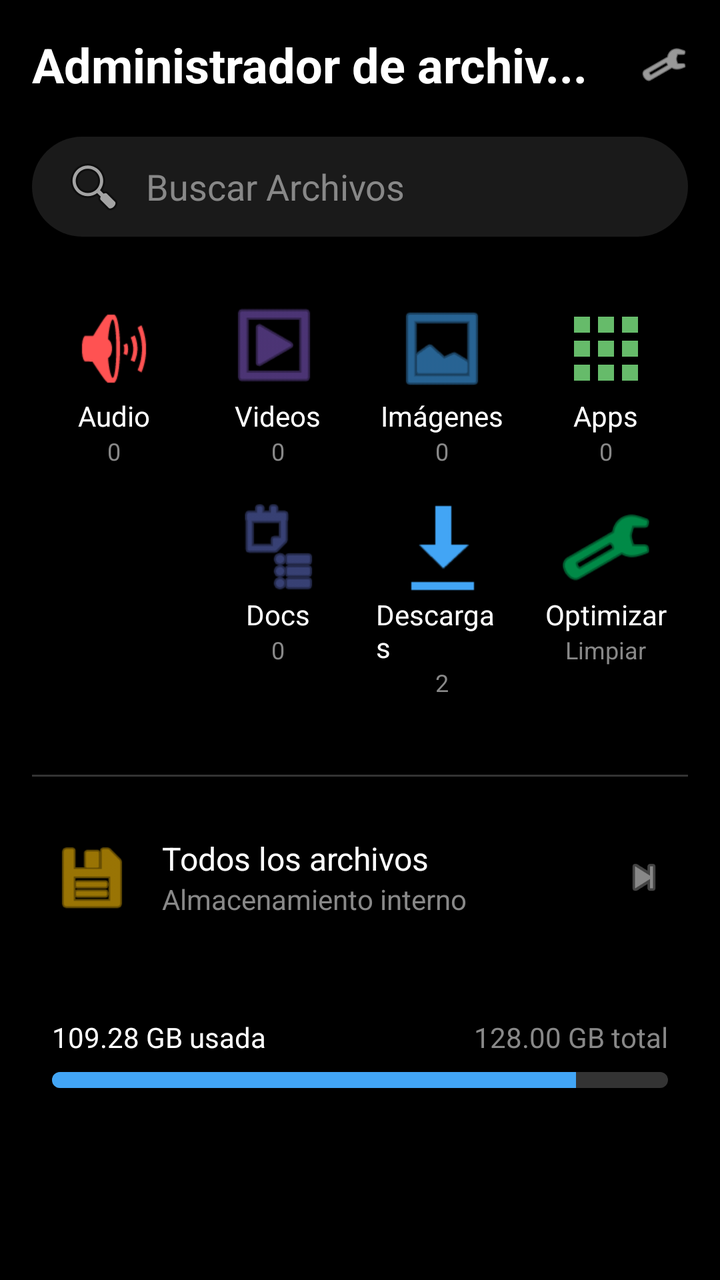
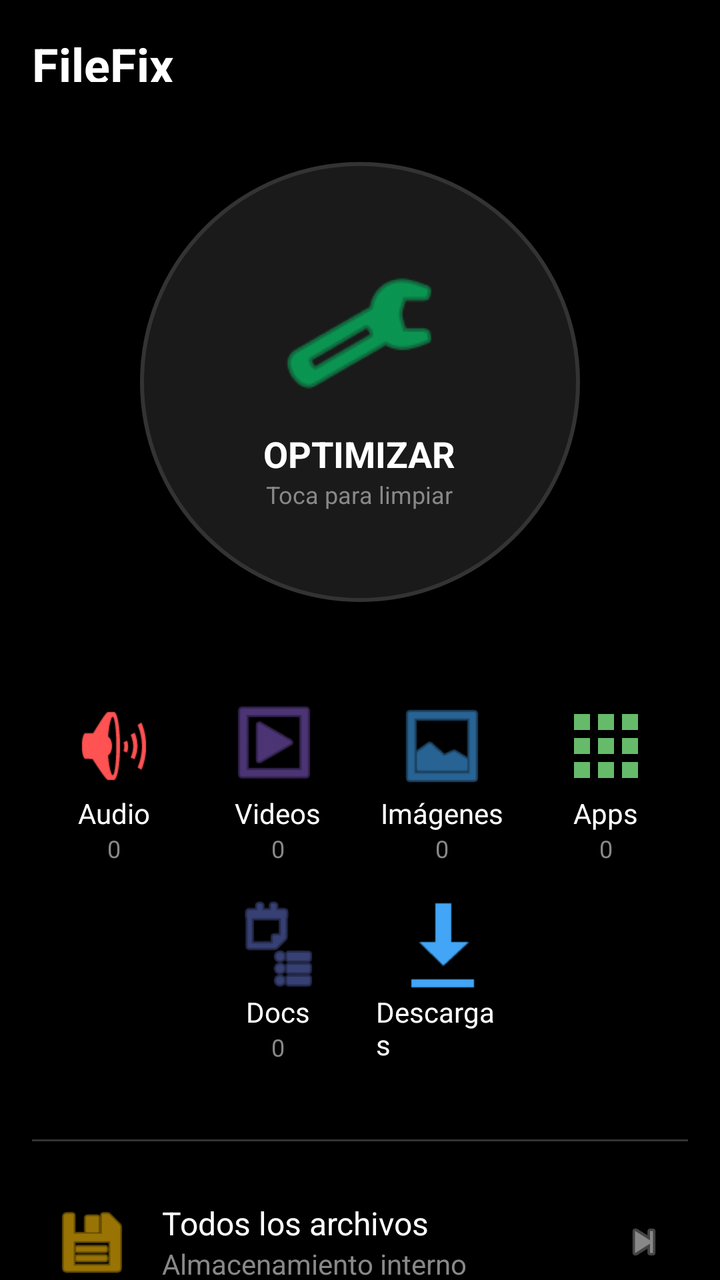

The first picture is an Android layout as it rendered before a commit; the second is the same layout after the commit. The layout source and the unified diff follow.
<!-- AndroidManifest.xml: application theme Theme.FileFix -->
<!-- res/layout/activity_dashboard.xml -->
<?xml version="1.0" encoding="utf-8"?>
<androidx.core.widget.NestedScrollView xmlns:android="http://schemas.android.com/apk/res/android"
    xmlns:app="http://schemas.android.com/apk/res-auto"
    xmlns:tools="http://schemas.android.com/tools"
    android:layout_width="match_parent"
    android:layout_height="match_parent"
    android:background="#000000"
    tools:context=".DashboardActivity">
    ​
    <androidx.constraintlayout.widget.ConstraintLayout
        android:layout_width="match_parent"
        android:layout_height="wrap_content"
        android:padding="16dp">
        ​
        <TextView
            android:id="@+id/tvTitle"
            android:layout_width="wrap_content"
            android:layout_height="wrap_content"
            android:text="Administrador de archiv..."
            android:textColor="#FFFFFF"
            android:textSize="24sp"
            android:textStyle="bold"
            app:layout_constraintStart_toStartOf="parent"
            app:layout_constraintTop_toTopOf="parent" />
        ​
        <ImageView
            android:layout_width="24dp"
            android:layout_height="24dp"
            android:src="@android:drawable/ic_menu_manage"
            app:layout_constraintEnd_toEndOf="parent"
            app:layout_constraintTop_toTopOf="@id/tvTitle"
            app:layout_constraintBottom_toBottomOf="@id/tvTitle"
            app:tint="#FFFFFF" />
        ​
        <EditText
            android:id="@+id/etSearch"
            android:layout_width="match_parent"
            android:layout_height="50dp"
            android:layout_marginTop="20dp"
            android:background="@drawable/search_bg"
            android:drawableStart="@android:drawable/ic_menu_search"
            android:drawablePadding="10dp"
            android:hint="Buscar Archivos"
            android:paddingStart="15dp"
            android:textColorHint="#888888"
            android:imeOptions="actionSearch"
            android:inputType="text"
            android:maxLines="1"
            app:layout_constraintTop_toBottomOf="@id/tvTitle" />
        ​
        <GridLayout
            android:id="@+id/gridLayout"
            android:layout_width="match_parent"
            android:layout_height="wrap_content"
            android:layout_marginTop="24dp"
            android:columnCount="4"
            android:rowCount="2"
            app:layout_constraintTop_toBottomOf="@id/etSearch">

            
            
            <LinearLayout
                android:id="@+id/llAudio"
                android:layout_width="0dp"
                android:layout_height="wrap_content"
                android:layout_columnWeight="1"
                android:clickable="true"
                android:focusable="true"
                android:gravity="center"
                android:orientation="vertical"
                android:padding="8dp">
                <ImageView
                    android:layout_width="48dp"
                    android:layout_height="48dp"
                    android:src="@android:drawable/ic_lock_silent_mode_off"
                    app:tint="#FF5252" />
                <TextView
                    android:layout_width="wrap_content"
                    android:layout_height="wrap_content"
                    android:text="Audio"
                    android:textColor="#FFFFFF" />
                <TextView
                    android:id="@+id/tvAudioCount"
                    android:layout_width="wrap_content"
                    android:layout_height="wrap_content"
                    android:text="0"
                    android:textColor="#888888"
                    android:textSize="12sp" />
            </LinearLayout>

            
            <LinearLayout
                android:id="@+id/llVideos"
                android:layout_width="0dp"
                android:layout_height="wrap_content"
                android:layout_columnWeight="1"
                android:clickable="true"
                android:focusable="true"
                android:gravity="center"
                android:orientation="vertical"
                android:padding="8dp">
                <ImageView
                    android:layout_width="48dp"
                    android:layout_height="48dp"
                    android:src="@android:drawable/ic_menu_slideshow"
                    app:tint="#7E57C2" />
                <TextView
                    android:layout_width="wrap_content"
                    android:layout_height="wrap_content"
                    android:text="Videos"
                    android:textColor="#FFFFFF" />
                <TextView
                    android:id="@+id/tvVideoCount"
                    android:layout_width="wrap_content"
                    android:layout_height="wrap_content"
                    android:text="0"
                    android:textColor="#888888"
                    android:textSize="12sp" />
            </LinearLayout>

            
            <LinearLayout
                android:id="@+id/llImages"
                android:layout_width="0dp"
                android:layout_height="wrap_content"
                android:layout_columnWeight="1"
                android:clickable="true"
                android:focusable="true"
                android:gravity="center"
                android:orientation="vertical"
                android:padding="8dp">
                <ImageView
                    android:layout_width="48dp"
                    android:layout_height="48dp"
                    android:src="@android:drawable/ic_menu_gallery"
                    app:tint="#42A5F5" />
                <TextView
                    android:layout_width="wrap_content"
                    android:layout_height="wrap_content"
                    android:text="Imágenes"
                    android:textColor="#FFFFFF" />
                <TextView
                    android:id="@+id/tvImageCount"
                    android:layout_width="wrap_content"
                    android:layout_height="wrap_content"
                    android:text="0"
                    android:textColor="#888888"
                    android:textSize="12sp" />
            </LinearLayout>

            
            <LinearLayout
                android:id="@+id/llApps"
                android:layout_width="0dp"
                android:layout_height="wrap_content"
                android:layout_columnWeight="1"
                android:clickable="true"
                android:focusable="true"
                android:gravity="center"
                android:orientation="vertical"
                android:padding="8dp">
                <ImageView
                    android:layout_width="48dp"
                    android:layout_height="48dp"
                    android:src="@drawable/ic_apps" />
                <TextView
                    android:layout_width="wrap_content"
                    android:layout_height="wrap_content"
                    android:text="Apps"
                    android:textColor="#FFFFFF" />
                <TextView
                    android:id="@+id/tvAppsCount"
                    android:layout_width="wrap_content"
                    android:layout_height="wrap_content"
                    android:text="0"
                    android:textColor="#888888"
                    android:textSize="12sp" />
            </LinearLayout>

            
            <View android:layout_width="0dp" android:layout_height="0dp" android:layout_columnWeight="0.5" />

            
            <LinearLayout
                android:id="@+id/llDocs"
                android:layout_width="0dp"
                android:layout_height="wrap_content"
                android:layout_columnWeight="1"
                android:clickable="true"
                android:focusable="true"
                android:gravity="center"
                android:orientation="vertical"
                android:padding="8dp">
                <ImageView
                    android:layout_width="48dp"
                    android:layout_height="48dp"
                    android:src="@android:drawable/ic_menu_agenda"
                    app:tint="#5C6BC0" />
                <TextView
                    android:layout_width="wrap_content"
                    android:layout_height="wrap_content"
                    android:text="Docs"
                    android:textColor="#FFFFFF" />
                <TextView
                    android:id="@+id/tvDocCount"
                    android:layout_width="wrap_content"
                    android:layout_height="wrap_content"
                    android:text="0"
                    android:textColor="#888888"
                    android:textSize="12sp" />
            </LinearLayout>

            
            <LinearLayout
                android:id="@+id/llDownloads"
                android:layout_width="0dp"
                android:layout_height="wrap_content"
                android:layout_columnWeight="1"
                android:clickable="true"
                android:focusable="true"
                android:gravity="center"
                android:orientation="vertical"
                android:padding="8dp">
                <ImageView
                    android:layout_width="48dp"
                    android:layout_height="48dp"
                    android:src="@android:drawable/stat_sys_download_done"
                    app:tint="#42A5F5" />
                <TextView
                    android:layout_width="wrap_content"
                    android:layout_height="wrap_content"
                    android:text="Descargas"
                    android:textColor="#FFFFFF" />
                <TextView
                    android:id="@+id/tvDownloadCount"
                    android:layout_width="wrap_content"
                    android:layout_height="wrap_content"
                    android:text="2"
                    android:textColor="#888888"
                    android:textSize="12sp" />
            </LinearLayout>

            
            <LinearLayout
                android:id="@+id/llOptimizeCategory"
                android:layout_width="0dp"
                android:layout_height="wrap_content"
                android:layout_columnWeight="1"
                android:clickable="true"
                android:focusable="true"
                android:gravity="center"
                android:orientation="vertical"
                android:padding="8dp">
                <ImageView
                    android:layout_width="48dp"
                    android:layout_height="48dp"
                    android:src="@android:drawable/ic_menu_manage"
                    app:tint="#00E676" />
                <TextView
                    android:layout_width="wrap_content"
                    android:layout_height="wrap_content"
                    android:text="Optimizar"
                    android:textColor="#FFFFFF" />
                <TextView
                    android:layout_width="wrap_content"
                    android:layout_height="wrap_content"
                    android:text="Limpiar"
                    android:textColor="#888888"
                    android:textSize="12sp" />
            </LinearLayout>

            <View android:layout_width="0dp" android:layout_height="0dp" android:layout_columnWeight="0.5" />
        </GridLayout>

        <View
            android:id="@+id/divider"
            android:layout_width="match_parent"
            android:layout_height="1dp"
            android:layout_marginTop="30dp"
            android:background="#333333"
            app:layout_constraintTop_toBottomOf="@id/gridLayout" />

        <LinearLayout
            android:id="@+id/llAllFiles"
            android:layout_width="match_parent"
            android:layout_height="wrap_content"
            android:layout_marginTop="20dp"
            android:clickable="true"
            android:focusable="true"
            android:gravity="center_vertical"
            android:orientation="horizontal"
            android:padding="10dp"
            app:layout_constraintTop_toBottomOf="@id/divider">

            <ImageView
                android:layout_width="40dp"
                android:layout_height="40dp"
                android:src="@android:drawable/ic_menu_save"
                app:tint="#FFC107" />

            <LinearLayout
                android:layout_width="0dp"
                android:layout_height="wrap_content"
                android:layout_marginStart="15dp"
                android:layout_weight="1"
                android:orientation="vertical">

                <TextView
                    android:layout_width="wrap_content"
                    android:layout_height="wrap_content"
                    android:text="Todos los archivos"
                    android:textColor="#FFFFFF"
                    android:textSize="16sp" />

                <TextView
                    android:layout_width="wrap_content"
                    android:layout_height="wrap_content"
                    android:text="Almacenamiento interno"
                    android:textColor="#888888"
                    android:textSize="14sp" />
            </LinearLayout>

            <ImageView
                android:layout_width="24dp"
                android:layout_height="24dp"
                android:src="@android:drawable/ic_media_next"
                app:tint="#888888" />
        </LinearLayout>

        
        <LinearLayout
            android:id="@+id/llStorageInfo"
            android:layout_width="match_parent"
            android:layout_height="wrap_content"
            android:layout_marginTop="30dp"
            android:orientation="vertical"
            android:padding="10dp"
            app:layout_constraintTop_toBottomOf="@id/llAllFiles">

            <RelativeLayout
                android:layout_width="match_parent"
                android:layout_height="wrap_content"
                android:layout_marginBottom="8dp">

                <TextView
                    android:id="@+id/tvStorageUsed"
                    android:layout_width="wrap_content"
                    android:layout_height="wrap_content"
                    android:text="109.28 GB usada"
                    android:textColor="#FFFFFF"
                    android:textSize="14sp" />

                <TextView
                    android:id="@+id/tvStorageTotal"
                    android:layout_width="wrap_content"
                    android:layout_height="wrap_content"
                    android:layout_alignParentEnd="true"
                    android:text="128.00 GB total"
                    android:textColor="#888888"
                    android:textSize="14sp" />
            </RelativeLayout>

            <ProgressBar
                android:id="@+id/storageProgressBar"
                style="@android:style/Widget.ProgressBar.Horizontal"
                android:layout_width="match_parent"
                android:layout_height="8dp"
                android:progress="85"
                android:progressDrawable="@drawable/storage_progress_bg" />

        </LinearLayout>
        ​
    </androidx.constraintlayout.widget.ConstraintLayout>
</androidx.core.widget.NestedScrollView>
<!-- resources referenced by this layout -->
<resources>
  <!-- drawable ic_apps (drawable) -->
  <vector xmlns:android="http://schemas.android.com/apk/res/android"
      android:width="24dp"
      android:height="24dp"
      android:viewportWidth="24"
      android:viewportHeight="24">
      <path
          android:fillColor="#66BB6A"
          android:pathData="M4,8h4L8,4L4,4v4zM10,20h4v-4h-4v4zM4,20h4v-4L4,16v4zM4,14h4v-4L4,10v4zM10,14h4v-4h-4v4zM16,4v4h4L20,4h-4zM10,8h4L14,4h-4v4zM16,14h4v-4h-4v4zM16,20h4v-4h-4v4z"/>
  </vector>
  <!-- drawable search_bg (drawable) -->
  <?xml version="1.0" encoding="utf-8"?>
  <shape xmlns:android="http://schemas.android.com/apk/res/android">
      <solid android:color="#1A1A1A" />
      <corners android:radius="25dp" />
  </shape>
  <!-- drawable storage_progress_bg (drawable) -->
  <?xml version="1.0" encoding="utf-8"?>
  <layer-list xmlns:android="http://schemas.android.com/apk/res/android">
      <item android:id="@android:id/background">
          <shape>
              <corners android:radius="5dp" />
              <solid android:color="#333333" />
          </shape>
      </item>
      <item android:id="@android:id/progress">
          <clip>
              <shape>
                  <corners android:radius="5dp" />
                  <solid android:color="#42A5F5" />
              </shape>
          </clip>
      </item>
  </layer-list>
  <style name="Theme.FileFix" parent="Theme.MaterialComponents.DayNight.NoActionBar">
          
          <item name="colorPrimary">@color/purple_500</item>
          <item name="colorPrimaryVariant">@color/purple_700</item>
          <item name="colorOnPrimary">@color/white</item>
          
          <item name="colorSecondary">@color/teal_200</item>
          <item name="colorSecondaryVariant">@color/teal_700</item>
          <item name="colorOnSecondary">@color/black</item>
          
          <item name="android:statusBarColor">?attr/colorPrimaryVariant</item>
          
      </style>
  <color name="purple_500">#FF6200EE</color>
  <color name="purple_700">#FF3700B3</color>
  <color name="white">#FFFFFFFF</color>
  <color name="teal_200">#FF03DAC5</color>
  <color name="teal_700">#FF018786</color>
  <color name="black">#FF000000</color>
</resources>

<!-- the commit's change to res/layout/activity_dashboard.xml (unified diff, before → after) -->
@@ -6,56 +6,75 @@
     android:layout_height="match_parent"
     android:background="#000000"
     tools:context=".DashboardActivity">
-    ​
+
     <androidx.constraintlayout.widget.ConstraintLayout
         android:layout_width="match_parent"
         android:layout_height="wrap_content"
         android:padding="16dp">
-        ​
+
         <TextView
             android:id="@+id/tvTitle"
-            android:layout_width="wrap_content"
-            android:layout_height="wrap_content"
-            android:text="Administrador de archiv..."
+            android:layout_width="136dp"
+            android:layout_height="25dp"
+            android:text="FileFix"
             android:textColor="#FFFFFF"
             android:textSize="24sp"
             android:textStyle="bold"
             app:layout_constraintStart_toStartOf="parent"
             app:layout_constraintTop_toTopOf="parent" />
-        ​
-        <ImageView
-            android:layout_width="24dp"
-            android:layout_height="24dp"
-            android:src="@android:drawable/ic_menu_manage"
+
+        
+        <FrameLayout
+            android:id="@+id/llOptimizeCategory"
+            android:layout_width="220dp"
+            android:layout_height="220dp"
+            android:layout_marginTop="40dp"
+            android:background="@drawable/circle_optimize_bg"
+            android:clickable="true"
+            android:focusable="true"
             app:layout_constraintEnd_toEndOf="parent"
-            app:layout_constraintTop_toTopOf="@id/tvTitle"
-            app:layout_constraintBottom_toBottomOf="@id/tvTitle"
-            app:tint="#FFFFFF" />
-        ​
-        <EditText
-            android:id="@+id/etSearch"
-            android:layout_width="match_parent"
-            android:layout_height="50dp"
-            android:layout_marginTop="20dp"
-            android:background="@drawable/search_bg"
-            android:drawableStart="@android:drawable/ic_menu_search"
-            android:drawablePadding="10dp"
-            android:hint="Buscar Archivos"
-            android:paddingStart="15dp"
-            android:textColorHint="#888888"
-            android:imeOptions="actionSearch"
-            android:inputType="text"
-            android:maxLines="1"
-            app:layout_constraintTop_toBottomOf="@id/tvTitle" />
-        ​
+            app:layout_constraintStart_toStartOf="parent"
+            app:layout_constraintTop_toBottomOf="@id/tvTitle">
+
+            <LinearLayout
+                android:layout_width="wrap_content"
+                android:layout_height="wrap_content"
+                android:layout_gravity="center"
+                android:gravity="center"
+                android:orientation="vertical">
+
+                <ImageView
+                    android:layout_width="80dp"
+                    android:layout_height="80dp"
+                    android:src="@android:drawable/ic_menu_manage"
+                    app:tint="#00E676" />
+
+                <TextView
+                    android:layout_width="wrap_content"
+                    android:layout_height="wrap_content"
+                    android:layout_marginTop="8dp"
+                    android:text="OPTIMIZAR"
+                    android:textColor="#FFFFFF"
+                    android:textSize="18sp"
+                    android:textStyle="bold" />
+
+                <TextView
+                    android:layout_width="wrap_content"
+                    android:layout_height="wrap_content"
+                    android:text="Toca para limpiar"
+                    android:textColor="#888888"
+                    android:textSize="12sp" />
+            </LinearLayout>
+        </FrameLayout>
+
         <GridLayout
             android:id="@+id/gridLayout"
             android:layout_width="match_parent"
             android:layout_height="wrap_content"
-            android:layout_marginTop="24dp"
+            android:layout_marginTop="40dp"
             android:columnCount="4"
             android:rowCount="2"
-            app:layout_constraintTop_toBottomOf="@id/etSearch">
+            app:layout_constraintTop_toBottomOf="@id/llOptimizeCategory">
 
             
             
@@ -231,42 +250,6 @@
                     android:layout_height="wrap_content"
                     android:text="Descargas"
                     android:textColor="#FFFFFF" />
-                <TextView
-                    android:id="@+id/tvDownloadCount"
-                    android:layout_width="wrap_content"
-                    android:layout_height="wrap_content"
-                    android:text="2"
-                    android:textColor="#888888"
-                    android:textSize="12sp" />
-            </LinearLayout>
-
-            
-            <LinearLayout
-                android:id="@+id/llOptimizeCategory"
-                android:layout_width="0dp"
-                android:layout_height="wrap_content"
-                android:layout_columnWeight="1"
-                android:clickable="true"
-                android:focusable="true"
-                android:gravity="center"
-                android:orientation="vertical"
-                android:padding="8dp">
-                <ImageView
-                    android:layout_width="48dp"
-                    android:layout_height="48dp"
-                    android:src="@android:drawable/ic_menu_manage"
-                    app:tint="#00E676" />
-                <TextView
-                    android:layout_width="wrap_content"
-                    android:layout_height="wrap_content"
-                    android:text="Optimizar"
-                    android:textColor="#FFFFFF" />
-                <TextView
-                    android:layout_width="wrap_content"
-                    android:layout_height="wrap_content"
-                    android:text="Limpiar"
-                    android:textColor="#888888"
-                    android:textSize="12sp" />
             </LinearLayout>
 
             <View android:layout_width="0dp" android:layout_height="0dp" android:layout_columnWeight="0.5" />
@@ -369,6 +352,5 @@
                 android:progressDrawable="@drawable/storage_progress_bg" />
 
         </LinearLayout>
-        ​
     </androidx.constraintlayout.widget.ConstraintLayout>
 </androidx.core.widget.NestedScrollView>
<!-- resource entries referenced after the edit -->
@@ -1,5 +1,14 @@
 <!-- resources referenced by this layout -->
 <resources>
+  <!-- drawable circle_optimize_bg (drawable) -->
+  <?xml version="1.0" encoding="utf-8"?>
+  <shape xmlns:android="http://schemas.android.com/apk/res/android"
+      android:shape="oval">
+      <solid android:color="#1A1A1A" />
+      <stroke
+          android:width="2dp"
+          android:color="#333333" />
+  </shape>
   <!-- drawable ic_apps (drawable) -->
   <vector xmlns:android="http://schemas.android.com/apk/res/android"
       android:width="24dp"
@@ -10,12 +19,6 @@
           android:fillColor="#66BB6A"
           android:pathData="M4,8h4L8,4L4,4v4zM10,20h4v-4h-4v4zM4,20h4v-4L4,16v4zM4,14h4v-4L4,10v4zM10,14h4v-4h-4v4zM16,4v4h4L20,4h-4zM10,8h4L14,4h-4v4zM16,14h4v-4h-4v4zM16,20h4v-4h-4v4z"/>
   </vector>
-  <!-- drawable search_bg (drawable) -->
-  <?xml version="1.0" encoding="utf-8"?>
-  <shape xmlns:android="http://schemas.android.com/apk/res/android">
-      <solid android:color="#1A1A1A" />
-      <corners android:radius="25dp" />
-  </shape>
   <!-- drawable storage_progress_bg (drawable) -->
   <?xml version="1.0" encoding="utf-8"?>
   <layer-list xmlns:android="http://schemas.android.com/apk/res/android">
